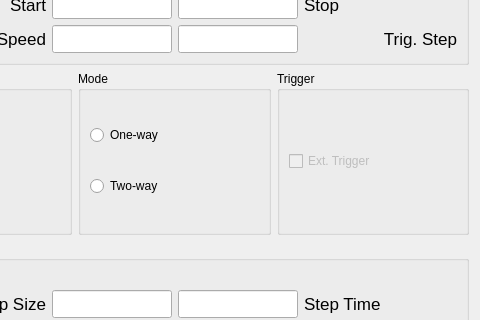
Qt form pharos/view/GUI/QtCreator/laserwidget.ui (uetke/UUPharosController) before a commit; both pictures show x 131 to 611 and y 111 to 431 of the 611 by 528 pixel window.
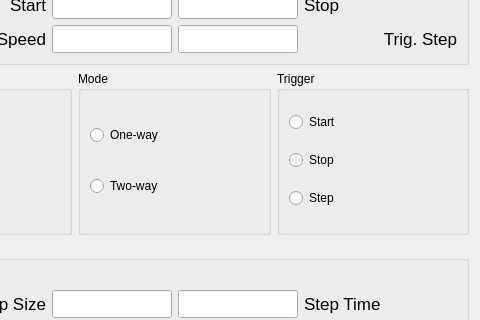
The same form after that commit.

Commit message: Added options for different triggers for the DAQ and for the laser

What changed in the file:
```diff
--- a/pharos/view/GUI/QtCreator/laserwidget.ui
+++ b/pharos/view/GUI/QtCreator/laserwidget.ui
@@ -367,13 +367,24 @@
         <string>Trigger</string>
        </property>
        <layout class="QGridLayout" name="gridLayout_3">
+        <item row="1" column="0">
+         <widget class="QRadioButton" name="trigger_stop">
+          <property name="text">
+           <string>Stop</string>
+          </property>
+         </widget>
+        </item>
         <item row="0" column="0">
-         <widget class="QCheckBox" name="trigger_check">
-          <property name="enabled">
-           <bool>false</bool>
+         <widget class="QRadioButton" name="trigger_start">
+          <property name="text">
+           <string>Start</string>
           </property>
+         </widget>
+        </item>
+        <item row="2" column="0">
+         <widget class="QRadioButton" name="trigger_step">
           <property name="text">
-           <string>Ext. Trigger</string>
+           <string>Step</string>
           </property>
          </widget>
         </item>
```
Left out of the diff: 1 changed line with no effect on the pictures. The commit also changes 7 other files.
